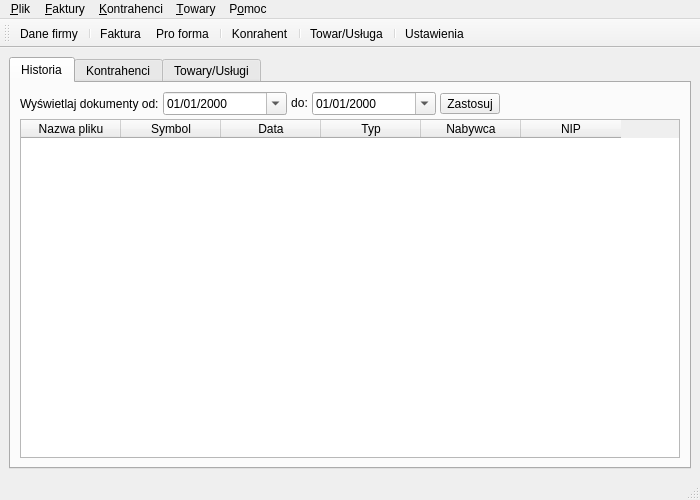
Old version of the form MainWindow.ui in the repository juliagoda/qfaktury.
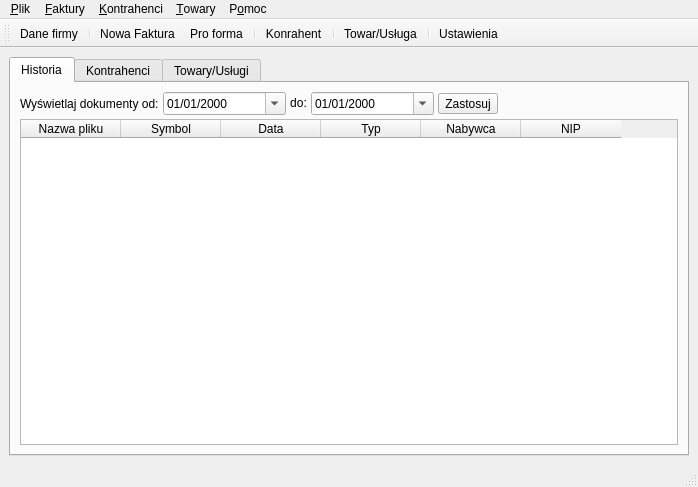
New version of the form. Icons and pictures are not drawn.

Patch:
```diff
--- a/MainWindow.ui
+++ b/MainWindow.ui
@@ -6,8 +6,8 @@
    <rect>
     <x>0</x>
     <y>0</y>
-    <width>700</width>
-    <height>500</height>
+    <width>698</width>
+    <height>487</height>
    </rect>
   </property>
   <property name="windowTitle" >
@@ -354,8 +354,8 @@
     <rect>
      <x>0</x>
      <y>0</y>
-     <width>700</width>
-     <height>31</height>
+     <width>698</width>
+     <height>19</height>
     </rect>
    </property>
    <widget class="QMenu" name="plikAct" >
@@ -481,7 +481,7 @@
     <string>Nowa faktura</string>
    </property>
    <property name="iconText" >
-    <string>Faktura</string>
+    <string>Nowa Faktura</string>
    </property>
    <property name="shortcut" >
     <string>F5</string>
```
